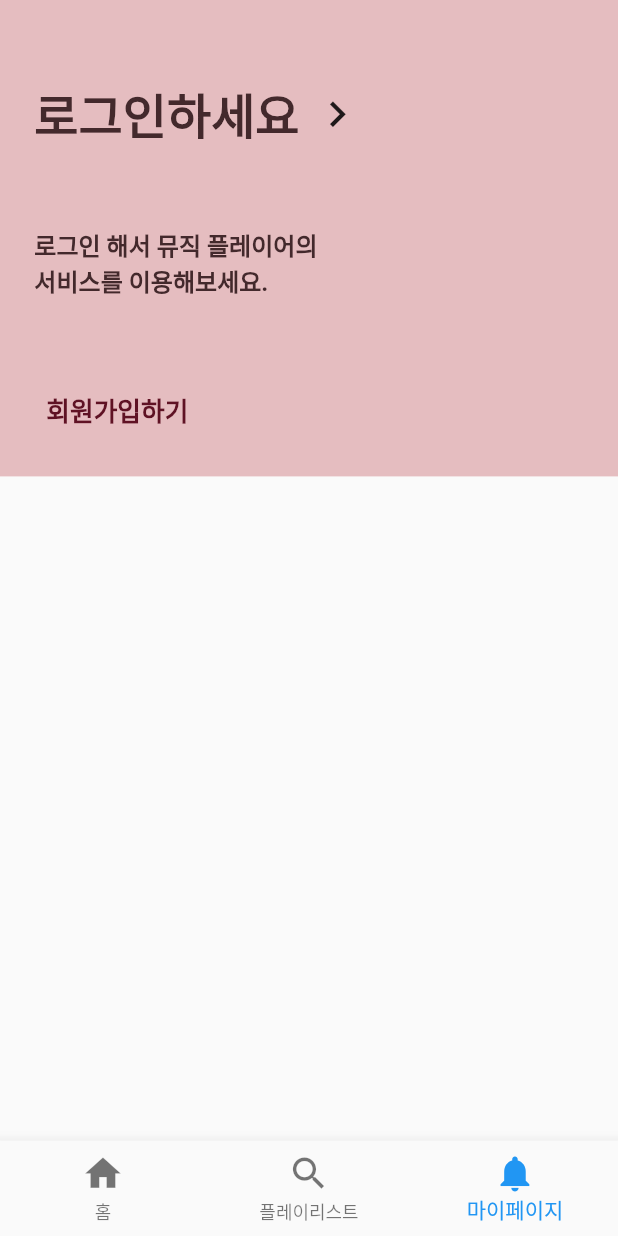
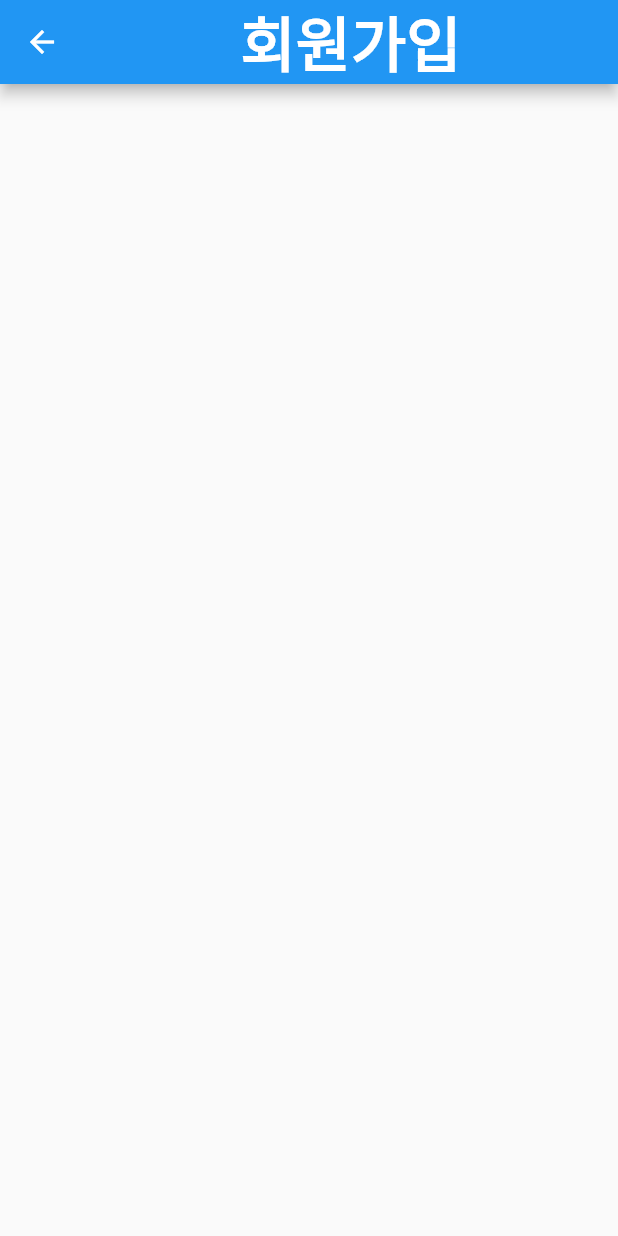
Before and after one commit to JioBani/database_project, a Flutter app: the screen it shows after launch, item 3 of the bottom bar chosen, after a tap on "회원가입하기", on a phone screen of 412 x 824 dp. Run offline on Flutter 3.47's test engine with Material 2 defaults, Android fonts, the phone set to English and light mode, and no system bars; our stand-ins replace flutter_screenutil, fluttertoast, get, logger; network calls fail.

```diff
--- a/database_project/lib/View/MyPage/MyPage.dart
+++ b/database_project/lib/View/MyPage/MyPage.dart
@@ -1,8 +1,11 @@
 import 'package:database_project/Common/DubleTapExitWidget.dart';
 import 'package:database_project/Style/color_schemes.g.dart';
 import 'package:database_project/View/CustomBottomNavBar.dart';
+import 'package:database_project/View/RegistrationPage/RegistrationPage.dart';
 import 'package:flutter/material.dart';
 import 'package:flutter_screenutil/flutter_screenutil.dart';
+import 'package:get/get.dart';
+import 'package:get/get_core/src/get_main.dart';
 
 class MyPage extends StatelessWidget {
   const MyPage({super.key});
@@ -60,7 +63,9 @@ class MyPage extends StatelessWidget {
                         ),
                         SizedBox(height: 50,),
                         TextButton(
-                          onPressed: (){},
+                          onPressed: (){
+                            Get.to(RegistrationPage());
+                          },
                           child: Text(
                             "회원가입하기",
                             style: TextStyle(
--- /dev/null
+++ b/database_project/lib/View/RegistrationPage/RegistrationPage.dart
@@ -0,0 +1,33 @@
+import 'package:database_project/Common/DubleTapExitWidget.dart';
+import 'package:flutter/material.dart';
+import 'package:flutter_screenutil/flutter_screenutil.dart';
+
+class RegistrationPage extends StatelessWidget {
+  const RegistrationPage({super.key});
+
+  @override
+  Widget build(BuildContext context) {
+    return DoubleTapExitWidget(
+        child: Scaffold(
+          appBar: AppBar(
+            title: Center(
+              child: Text(
+                "회원가입",
+                style: TextStyle(
+                  fontSize: 35.sp,
+                  fontWeight: FontWeight.w700
+                ),
+              ),
+            ),
+          ),
+          body: SafeArea(
+            child: Column(
+              children: [
+
+              ],
+            ),
+          ),
+        )
+    );
+  }
+}
--- a/database_project/lib/main.dart
+++ b/database_project/lib/main.dart
@@ -1,11 +1,13 @@
 import 'package:database_project/Style/color_schemes.g.dart';
 import 'package:database_project/View/HomePage/HomePage.dart';
 import 'package:flutter/material.dart';
+import 'package:flutter/services.dart';
 import 'package:flutter_screenutil/flutter_screenutil.dart';
 import 'package:get/get.dart';
 
 void main() {
   runApp(const MyApp());
+  SystemChrome.setEnabledSystemUIMode(SystemUiMode.manual, overlays: []);
 }
 
 class MyApp extends StatelessWidget {
@@ -14,10 +16,12 @@ class MyApp extends StatelessWidget {
   // This widget is the root of your application.
   @override
   Widget build(BuildContext context) {
+
     return ScreenUtilInit(
       designSize: const Size(360, 800),
       child: GetMaterialApp(
         title: 'Flutter Demo',
+
         home: HomePage(),
       ),
     );
```
